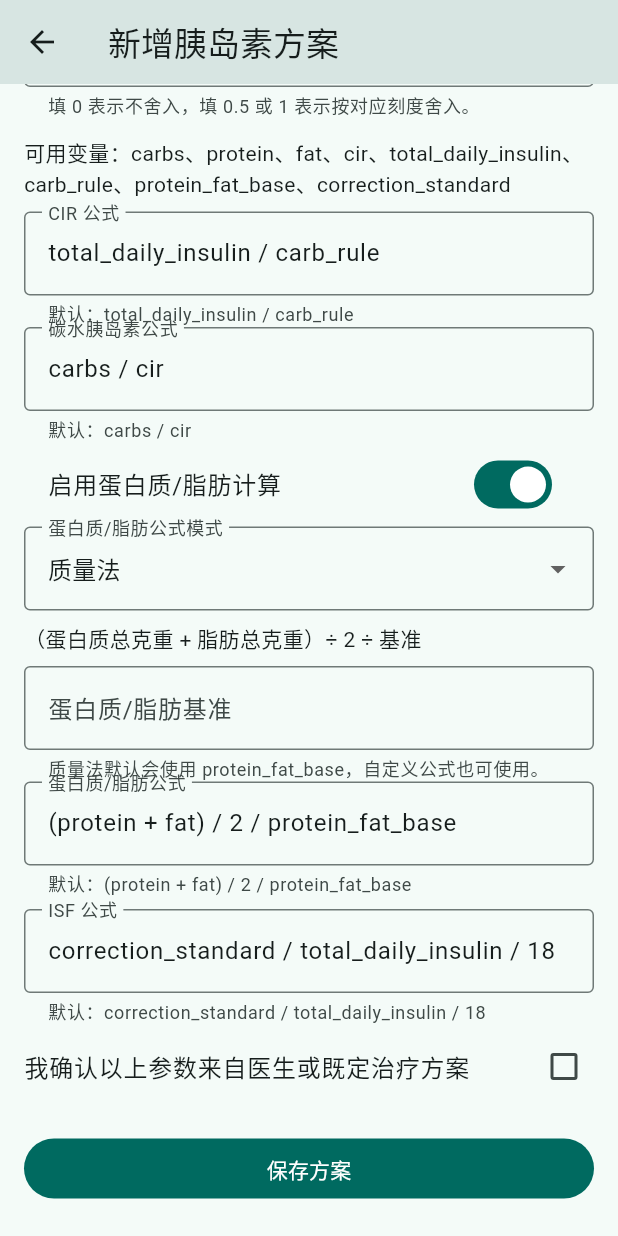
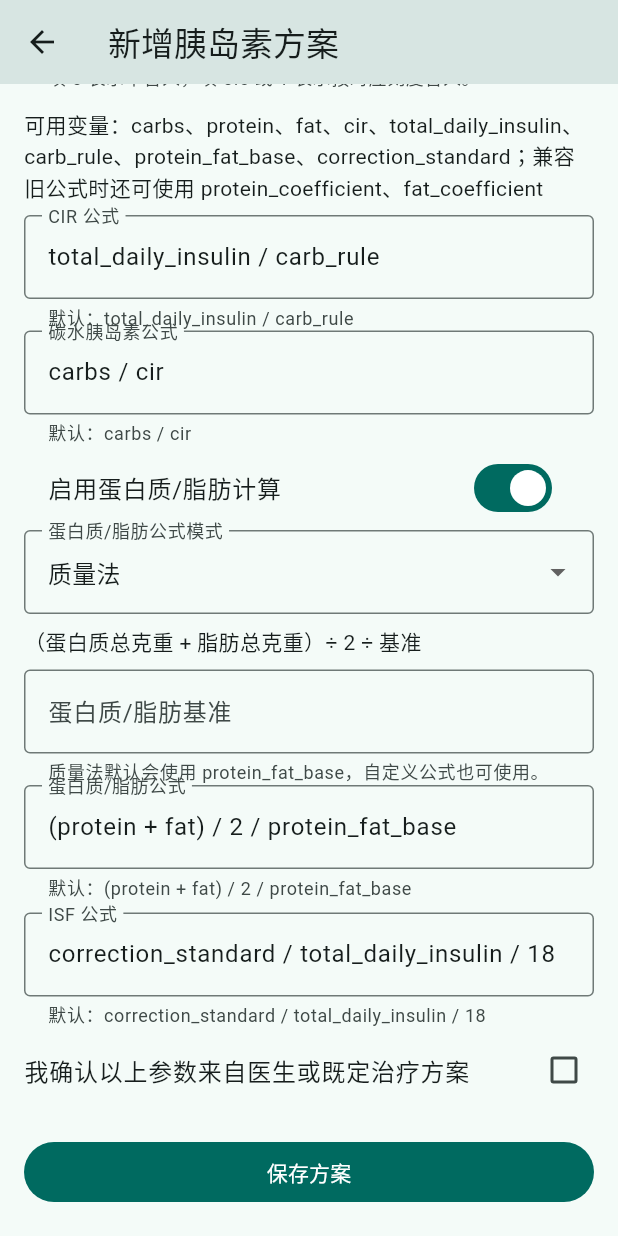
Before and after one commit to weakupk/diabetes-food-calculator, a Flutter app: the ProfileFormPage screen opened directly, scrolled down 516 dp, on a phone screen of 412 x 824 dp. Run offline on Flutter 3.47's test engine with Material 3 defaults, Android fonts, the phone set to English and light mode, and no system bars; our stand-ins replace sqflite, sqflite_common_ffi; accounts and stored records are empty.

Commit message:
Apply remaining changes
Co-authored-by: weakupk <188079307+weakupk@users.noreply.github.com>

```diff
--- a/lib/features/profiles/profile_form_page.dart
+++ b/lib/features/profiles/profile_form_page.dart
@@ -20,6 +20,8 @@ class _ProfileFormPageState extends State<ProfileFormPage> {
   final _totalDailyInsulinController = TextEditingController();
   final _carbRuleController = TextEditingController();
   final _proteinFatBaseController = TextEditingController();
+  final _proteinCoefficientController = TextEditingController();
+  final _fatCoefficientController = TextEditingController();
   final _correctionStandardController = TextEditingController();
   final _cirFormulaController = TextEditingController();
   final _carbInsulinFormulaController = TextEditingController();
@@ -30,6 +32,7 @@ class _ProfileFormPageState extends State<ProfileFormPage> {
   bool _proteinFatEnabled = true;
   bool _confirmedByDoctor = false;
   ProteinFatFormulaType _formulaType = ProteinFatFormulaType.massBased;
+  String _customProteinFatFormula = InsulinProfile.defaultProteinFatMassFormula;
   bool _saving = false;
 
   @override
@@ -42,11 +45,15 @@ class _ProfileFormPageState extends State<ProfileFormPage> {
           profile.totalDailyInsulin?.toString() ?? '';
       _carbRuleController.text = profile.carbRule?.toString() ?? '';
       _proteinFatBaseController.text = profile.proteinFatBase?.toString() ?? '';
+      _proteinCoefficientController.text =
+          profile.proteinCoefficient?.toString() ?? '';
+      _fatCoefficientController.text = profile.fatCoefficient?.toString() ?? '';
       _correctionStandardController.text =
           profile.correctionStandard?.toString() ?? '';
       _cirFormulaController.text = profile.cirFormula;
       _carbInsulinFormulaController.text = profile.carbInsulinFormula;
       _proteinFatFormulaController.text = profile.proteinFatFormula;
+      _customProteinFatFormula = profile.proteinFatFormula;
       _isfFormulaController.text = profile.isfFormula;
       _roundingIncrementController.text = profile.roundingIncrement.toString();
       _enabled = profile.enabled;
@@ -59,6 +66,7 @@ class _ProfileFormPageState extends State<ProfileFormPage> {
           InsulinProfile.defaultCarbInsulinFormula;
       _proteinFatFormulaController.text =
           InsulinProfile.defaultProteinFatMassFormula;
+      _customProteinFatFormula = _proteinFatFormulaController.text;
       _isfFormulaController.text = InsulinProfile.defaultIsfFormula;
       _roundingIncrementController.text = '0';
     }
@@ -70,6 +78,8 @@ class _ProfileFormPageState extends State<ProfileFormPage> {
     _totalDailyInsulinController.dispose();
     _carbRuleController.dispose();
     _proteinFatBaseController.dispose();
+    _proteinCoefficientController.dispose();
+    _fatCoefficientController.dispose();
     _correctionStandardController.dispose();
     _cirFormulaController.dispose();
     _carbInsulinFormulaController.dispose();
@@ -156,8 +166,8 @@ class _ProfileFormPageState extends State<ProfileFormPage> {
       correctionStandard: correctionStandard,
       proteinFatEnabled: _proteinFatEnabled,
       formulaType: _formulaType,
-      proteinCoefficient: widget.profile?.proteinCoefficient,
-      fatCoefficient: widget.profile?.fatCoefficient,
+      proteinCoefficient: _parseOptional(_proteinCoefficientController.text),
+      fatCoefficient: _parseOptional(_fatCoefficientController.text),
       cirFormula: _cirFormulaController.text.trim(),
       carbInsulinFormula: _carbInsulinFormulaController.text.trim(),
       proteinFatFormula: _proteinFatFormulaController.text.trim(),
@@ -242,7 +252,7 @@ class _ProfileFormPageState extends State<ProfileFormPage> {
             ),
             const SizedBox(height: 12),
             const Text(
-              '可用变量：carbs、protein、fat、cir、total_daily_insulin、carb_rule、protein_fat_base、correction_standard',
+              '可用变量：carbs、protein、fat、cir、total_daily_insulin、carb_rule、protein_fat_base、correction_standard；兼容旧公式时还可使用 protein_coefficient、fat_coefficient',
             ),
             const SizedBox(height: 8),
             TextFormField(
@@ -291,6 +301,9 @@ class _ProfileFormPageState extends State<ProfileFormPage> {
                     return;
                   }
                   setState(() {
+                    if (_formulaType == ProteinFatFormulaType.custom) {
+                      _customProteinFatFormula = _proteinFatFormulaController.text;
+                    }
                     _formulaType = value;
                     if (value == ProteinFatFormulaType.massBased) {
                       _proteinFatFormulaController.text =
@@ -298,6 +311,11 @@ class _ProfileFormPageState extends State<ProfileFormPage> {
                     } else if (value == ProteinFatFormulaType.fpu) {
                       _proteinFatFormulaController.text =
                           InsulinProfile.defaultProteinFatFpuFormula;
+                    } else {
+                      _proteinFatFormulaController.text =
+                          _customProteinFatFormula.trim().isEmpty
+                          ? InsulinProfile.defaultProteinFatMassFormula
+                          : _customProteinFatFormula;
                     }
                   });
                 },
@@ -330,6 +348,39 @@ class _ProfileFormPageState extends State<ProfileFormPage> {
                   includeProteinFatBase: true,
                 ),
               ),
+              if (_formulaType == ProteinFatFormulaType.custom) ...[
+                const SizedBox(height: 8),
+                TextFormField(
+                  controller: _proteinCoefficientController,
+                  keyboardType: const TextInputType.numberWithOptions(
+                    decimal: true,
+                  ),
+                  decoration: const InputDecoration(
+                    labelText: 'protein_coefficient（自定义可选）',
+                    helperText: '仅当自定义公式引用 protein_coefficient 时需要填写。',
+                  ),
+                  validator: (value) => _validateOptionalCoefficient(
+                    value,
+                    variableName: 'protein_coefficient',
+                    label: 'protein_coefficient',
+                  ),
+                ),
+                TextFormField(
+                  controller: _fatCoefficientController,
+                  keyboardType: const TextInputType.numberWithOptions(
+                    decimal: true,
+                  ),
+                  decoration: const InputDecoration(
+                    labelText: 'fat_coefficient（自定义可选）',
+                    helperText: '仅当自定义公式引用 fat_coefficient 时需要填写。',
+                  ),
+                  validator: (value) => _validateOptionalCoefficient(
+                    value,
+                    variableName: 'fat_coefficient',
+                    label: 'fat_coefficient',
+                  ),
+                ),
+              ],
               if (_formulaType == ProteinFatFormulaType.fpu)
                 const Padding(
                   padding: EdgeInsets.only(top: 8),
@@ -441,10 +492,50 @@ class _ProfileFormPageState extends State<ProfileFormPage> {
         variables['protein_fat_base'] =
             double.tryParse(_proteinFatBaseController.text.trim()) ?? 1;
       }
+      final proteinCoefficient =
+          double.tryParse(_proteinCoefficientController.text.trim());
+      if (proteinCoefficient != null) {
+        variables['protein_coefficient'] = proteinCoefficient;
+      }
+      final fatCoefficient = double.tryParse(_fatCoefficientController.text.trim());
+      if (fatCoefficient != null) {
+        variables['fat_coefficient'] = fatCoefficient;
+      }
       FormulaEvaluator.evaluate(value.trim(), variables);
       return null;
     } on FormulaEvaluationException catch (error) {
       return error.message;
     }
   }
+
+  String? _validateOptionalCoefficient(
+    String? value, {
+    required String variableName,
+    required String label,
+  }) {
+    if (!_proteinFatEnabled || _formulaType != ProteinFatFormulaType.custom) {
+      return null;
+    }
+    var usesVariable = false;
+    if (_proteinFatFormulaController.text.trim().isNotEmpty) {
+      try {
+        usesVariable = FormulaEvaluator.variableNames(
+          _proteinFatFormulaController.text,
+        ).contains(variableName);
+      } on FormulaEvaluationException {
+        usesVariable = true;
+      }
+    }
+    if (!usesVariable) {
+      return null;
+    }
+    if (value == null || value.trim().isEmpty) {
+      return '请输入$label';
+    }
+    final number = double.tryParse(value.trim());
+    if (number == null) {
+      return '请输入有效数字';
+    }
+    return null;
+  }
 }
```
Also changed, not shown: lib/data/app_database.dart (+8 -5 lines), 1 other file.
